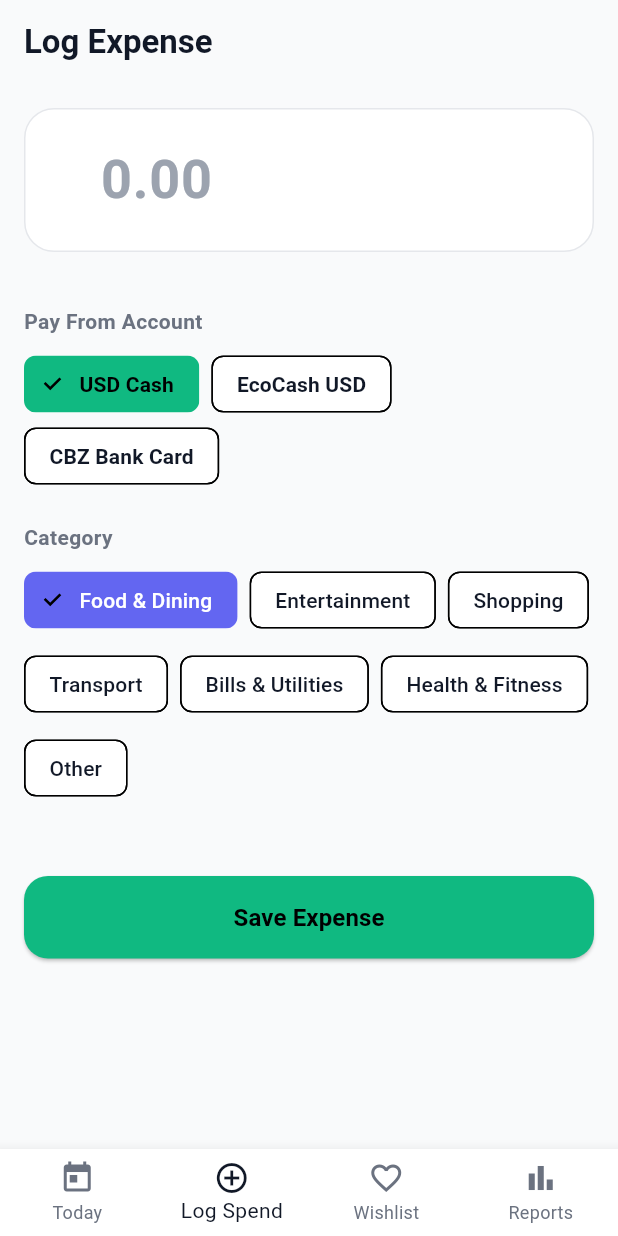
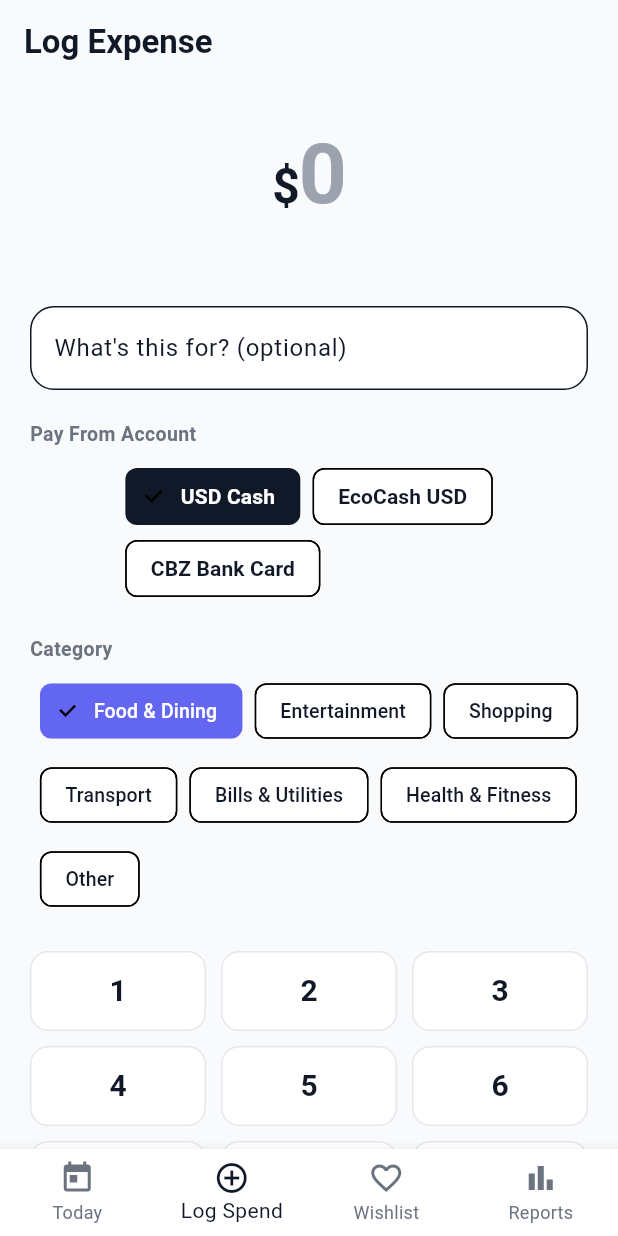
Before and after one commit to takudzwachitsungo/dalafin, a Flutter app: the screen it shows after launch, item 2 of the bottom bar chosen, on a phone screen of 412 x 824 dp. Run offline on Flutter 3.47's test engine with Material 3 defaults, Android fonts, the phone set to English and light mode, and no system bars; our stand-ins replace dio, flutter_local_notifications, shared_preferences, sqflite; accounts and stored records are empty.

Commit message:
refactor: align log spend screen 1-to-1 with original react keypad UI

```diff
--- a/mobile/lib/features/log_spend/presentation/screens/log_spend_screen.dart
+++ b/mobile/lib/features/log_spend/presentation/screens/log_spend_screen.dart
@@ -12,7 +12,7 @@ class LogSpendScreen extends StatefulWidget {
 }
 
 class _LogSpendScreenState extends State<LogSpendScreen> {
-  final _amountController = TextEditingController();
+  String _amountStr = '';
   final _noteController = TextEditingController();
 
   String _selectedCategory = 'Food & Dining';
@@ -52,9 +52,28 @@ class _LogSpendScreenState extends State<LogSpendScreen> {
     }
   }
 
+  void _handleKeyPress(String key) {
+    if (key == '.') {
+      if (_amountStr.contains('.')) return;
+      if (_amountStr.isEmpty) _amountStr = '0';
+    }
+    if (_amountStr.length >= 7) return;
+    setState(() {
+      _amountStr += key;
+    });
+  }
+
+  void _handleDelete() {
+    if (_amountStr.isNotEmpty) {
+      setState(() {
+        _amountStr = _amountStr.substring(0, _amountStr.length - 1);
+      });
+    }
+  }
+
   @override
   Widget build(BuildContext context) {
-    final amount = double.tryParse(_amountController.text) ?? 0.0;
+    final amount = double.tryParse(_amountStr) ?? 0.0;
     final feeData = TariffCalculator.calculateFee(amount, _selectedTariff);
     final fee = feeData['fee']!;
     final totalDeducted = feeData['total']!;
@@ -64,73 +83,126 @@ class _LogSpendScreenState extends State<LogSpendScreen> {
     final futureValue5Yr = amount * 1.4025;
 
     return Scaffold(
+      backgroundColor: AppColors.background,
       appBar: AppBar(
-        title: const Text("Log Expense"),
+        title: const Text("Log Expense", style: TextStyle(color: AppColors.textPrimary, fontWeight: FontWeight.bold)),
       ),
       body: SingleChildScrollView(
-        padding: const EdgeInsets.all(16.0),
+        padding: const EdgeInsets.all(20.0),
         child: Column(
-          crossAxisAlignment: CrossAxisAlignment.start,
+          crossAxisAlignment: CrossAxisAlignment.center,
           children: [
-            // 1. AMOUNT INPUT FIELD
-            Container(
-              padding: const EdgeInsets.symmetric(horizontal: 20, vertical: 12),
-              decoration: BoxDecoration(
-                color: AppColors.surface,
-                borderRadius: BorderRadius.circular(20),
-                border: Border.all(color: AppColors.glassBorder),
+            Row(
+              mainAxisAlignment: MainAxisAlignment.center,
+              crossAxisAlignment: CrossAxisAlignment.baseline,
+              textBaseline: TextBaseline.alphabetic,
+              children: [
+                const Text("\$", style: TextStyle(fontSize: 32, fontWeight: FontWeight.bold, color: AppColors.textPrimary)),
+                Text(
+                  _amountStr.isEmpty ? "0" : _amountStr,
+                  style: TextStyle(
+                    fontSize: 56,
+                    fontWeight: FontWeight.bold,
+                    letterSpacing: -1.5,
+                    color: _amountStr.isEmpty ? AppColors.textMuted : AppColors.textPrimary,
+                  ),
+                ),
+              ],
+            ),
+
+            const SizedBox(height: 12),
+
+            if (amount > 0 && !_showBeforeYouBuy)
+              TextButton.icon(
+                onPressed: () => setState(() => _showBeforeYouBuy = true),
+                icon: const Icon(Icons.calculate_outlined, color: AppColors.infoIndigo, size: 18),
+                label: const Text(
+                  "Show Purchase Analysis",
+                  style: TextStyle(color: AppColors.infoIndigo, fontWeight: FontWeight.bold, fontSize: 13),
+                ),
+                style: TextButton.styleFrom(
+                  backgroundColor: AppColors.infoIndigo.withValues(alpha: 0.1),
+                  padding: const EdgeInsets.symmetric(horizontal: 16, vertical: 8),
+                  shape: RoundedRectangleBorder(borderRadius: BorderRadius.circular(20)),
+                ),
               ),
-              child: TextField(
-                controller: _amountController,
-                keyboardType: const TextInputType.numberWithOptions(decimal: true),
-                style: const TextStyle(fontSize: 36, fontWeight: FontWeight.bold, color: AppColors.primaryEmerald),
-                decoration: const InputDecoration(
-                  prefixText: "\$ ",
-                  prefixStyle: TextStyle(fontSize: 36, fontWeight: FontWeight.bold, color: AppColors.primaryEmerald),
-                  border: InputBorder.none,
-                  hintText: "0.00",
-                  hintStyle: TextStyle(color: AppColors.textMuted),
+
+            if (_showBeforeYouBuy && amount > 0) ...[
+              const SizedBox(height: 8),
+              Container(
+                padding: const EdgeInsets.all(16),
+                decoration: BoxDecoration(
+                  color: AppColors.surface,
+                  borderRadius: BorderRadius.circular(16),
+                  border: Border.all(color: AppColors.glassBorder),
                 ),
-                onChanged: (val) => setState(() {}),
-              ),
-            ),
+                child: Column(
+                  children: [
+                    Row(
+                      mainAxisAlignment: MainAxisAlignment.spaceBetween,
+                      children: [
+                        const Text("Costs in Labor Hours:", style: TextStyle(color: AppColors.textSecondary, fontSize: 13)),
+                        Text("${hoursWorked.toStringAsFixed(1)} hrs", style: const TextStyle(fontWeight: FontWeight.bold, color: AppColors.warningOrange)),
+                      ],
+                    ),
+                    const SizedBox(height: 6),
+                    Row(
+                      mainAxisAlignment: MainAxisAlignment.spaceBetween,
+                      children: [
+                        const Text("5-Yr Opportunity Cost:", style: TextStyle(color: AppColors.textSecondary, fontSize: 13)),
+                        Text("\$${futureValue5Yr.toStringAsFixed(2)}", style: const TextStyle(fontWeight: FontWeight.bold, color: AppColors.safeGreen)),
+                      ],
+                    ),
+                    Align(
+                      alignment: Alignment.centerRight,
+                      child: TextButton(
+                        onPressed: () => setState(() => _showBeforeYouBuy = false),
+                        child: const Text("Hide Analysis", style: TextStyle(color: AppColors.textMuted, fontSize: 12)),
+                      ),
+                    )
+                  ],
+                ),
+              )
+            ],
 
             const SizedBox(height: 16),
 
-            // 2. TARIFF & FEE BREAKDOWN DISPLAY
             if (amount > 0 && fee > 0)
               Container(
-                padding: const EdgeInsets.all(12),
+                padding: const EdgeInsets.symmetric(horizontal: 16, vertical: 10),
                 decoration: BoxDecoration(
-                  color: AppColors.warningAmber.withValues(alpha: 0.12),
+                  color: AppColors.warningBg,
                   borderRadius: BorderRadius.circular(12),
-                  border: Border.all(color: AppColors.warningAmber.withValues(alpha: 0.3)),
+                  border: Border.all(color: AppColors.warningOrange.withValues(alpha: 0.3)),
                 ),
                 child: Row(
                   mainAxisAlignment: MainAxisAlignment.spaceBetween,
                   children: [
-                    Row(
-                      children: [
-                        const Icon(Icons.receipt_long, color: AppColors.warningAmber, size: 18),
-                        const SizedBox(width: 8),
-                        Text(
-                          "Tariff Fee: +\$${fee.toStringAsFixed(2)}",
-                          style: const TextStyle(color: AppColors.warningAmber, fontWeight: FontWeight.bold, fontSize: 13),
-                        ),
-                      ],
-                    ),
-                    Text(
-                      "Total Deducted: \$${totalDeducted.toStringAsFixed(2)}",
-                      style: const TextStyle(color: AppColors.textPrimary, fontWeight: FontWeight.bold, fontSize: 13),
-                    ),
+                    Text("Tariff Fee: +\$${fee.toStringAsFixed(2)}", style: const TextStyle(color: AppColors.warningOrange, fontWeight: FontWeight.bold, fontSize: 13)),
+                    Text("Total: \$${totalDeducted.toStringAsFixed(2)}", style: const TextStyle(color: AppColors.textPrimary, fontWeight: FontWeight.bold, fontSize: 13)),
                   ],
                 ),
               ),
 
             const SizedBox(height: 20),
 
-            // 3. SELECT ACCOUNT & TARIFF
-            const Text("Pay From Account", style: TextStyle(fontWeight: FontWeight.bold, color: AppColors.textSecondary)),
+            TextField(
+              controller: _noteController,
+              decoration: InputDecoration(
+                labelText: "What's this for? (optional)",
+                hintText: "e.g., Coffee, Lunch, Groceries",
+                border: OutlineInputBorder(borderRadius: BorderRadius.circular(16)),
+                filled: true,
+                fillColor: AppColors.surface,
+              ),
+            ),
+
+            const SizedBox(height: 20),
+
+            const Align(
+              alignment: Alignment.centerLeft,
+              child: Text("Pay From Account", style: TextStyle(fontWeight: FontWeight.bold, color: AppColors.textSecondary, fontSize: 13)),
+            ),
             const SizedBox(height: 8),
             Wrap(
               spacing: 8,
@@ -139,9 +211,9 @@ class _LogSpendScreenState extends State<LogSpendScreen> {
                 return ChoiceChip(
                   label: Text(acc['name'] as String),
                   selected: isSelected,
-                  selectedColor: AppColors.primaryEmerald,
+                  selectedColor: AppColors.textPrimary,
                   backgroundColor: AppColors.surface,
-                  labelStyle: TextStyle(color: isSelected ? Colors.black : AppColors.textPrimary, fontWeight: FontWeight.bold),
+                  labelStyle: TextStyle(color: isSelected ? Colors.white : AppColors.textPrimary, fontWeight: FontWeight.bold),
                   onSelected: (selected) {
                     if (selected) {
                       setState(() {
@@ -157,8 +229,10 @@ class _LogSpendScreenState extends State<LogSpendScreen> {
 
             const SizedBox(height: 20),
 
-            // 4. CATEGORY SELECTOR
-            const Text("Category", style: TextStyle(fontWeight: FontWeight.bold, color: AppColors.textSecondary)),
+            const Align(
+              alignment: Alignment.centerLeft,
+              child: Text("Category", style: TextStyle(fontWeight: FontWeight.bold, color: AppColors.textSecondary, fontSize: 13)),
+            ),
             const SizedBox(height: 8),
             Wrap(
               spacing: 8,
@@ -170,7 +244,7 @@ class _LogSpendScreenState extends State<LogSpendScreen> {
                   selected: isSelected,
                   selectedColor: AppColors.infoIndigo,
                   backgroundColor: AppColors.surface,
-                  labelStyle: TextStyle(color: isSelected ? Colors.white : AppColors.textPrimary),
+                  labelStyle: TextStyle(color: isSelected ? Colors.white : AppColors.textPrimary, fontSize: 13),
                   onSelected: (selected) {
                     if (selected) {
                       setState(() => _selectedCategory = cat);
@@ -180,75 +254,16 @@ class _LogSpendScreenState extends State<LogSpendScreen> {
               }).toList(),
             ),
 
-            const SizedBox(height: 20),
+            const SizedBox(height: 24),
 
-            // 5. BEFORE-YOU-BUY CALCULATOR TOGGLE
-            if (amount > 0) ...[
-              OutlinedButton.icon(
-                onPressed: () => setState(() => _showBeforeYouBuy = !_showBeforeYouBuy),
-                icon: const Icon(Icons.calculate_outlined, color: AppColors.primaryEmerald),
-                label: Text(
-                  _showBeforeYouBuy ? "Hide Purchase Analysis" : "Show Before-You-Buy Analysis",
-                  style: const TextStyle(color: AppColors.primaryEmerald, fontWeight: FontWeight.bold),
-                ),
-                style: OutlinedButton.styleFrom(
-                  side: const BorderSide(color: AppColors.primaryEmerald),
-                  shape: RoundedRectangleBorder(borderRadius: BorderRadius.circular(12)),
-                ),
-              ),
+            _buildReactKeypadGrid(),
 
-              if (_showBeforeYouBuy) ...[
-                const SizedBox(height: 12),
-                Container(
-                  padding: const EdgeInsets.all(16),
-                  decoration: BoxDecoration(
-                    color: AppColors.surfaceLight,
-                    borderRadius: BorderRadius.circular(16),
-                    border: Border.all(color: AppColors.glassBorder),
-                  ),
-                  child: Column(
-                    crossAxisAlignment: CrossAxisAlignment.start,
-                    children: [
-                      Row(
-                        children: [
-                          const Icon(Icons.timer, color: AppColors.warningAmber, size: 20),
-                          const SizedBox(width: 8),
-                          Text(
-                            "Costs ${hoursWorked.toStringAsFixed(1)} hours of your labor",
-                            style: const TextStyle(fontWeight: FontWeight.bold, color: AppColors.textPrimary),
-                          ),
-                        ],
-                      ),
-                      const SizedBox(height: 8),
-                      Row(
-                        children: [
-                          const Icon(Icons.trending_up, color: AppColors.primaryEmerald, size: 20),
-                          const SizedBox(width: 8),
-                          Text(
-                            "5-Yr Opportunity Cost: \$${futureValue5Yr.toStringAsFixed(2)}",
-                            style: const TextStyle(fontWeight: FontWeight.bold, color: AppColors.primaryEmerald),
-                          ),
-                        ],
-                      ),
-                      const SizedBox(height: 10),
-                      Text(
-                        "Is this purchase worth ${hoursWorked.toStringAsFixed(1)} hours of your life?",
-                        style: const TextStyle(fontStyle: FontStyle.italic, color: AppColors.textSecondary, fontSize: 13),
-                      )
-                    ],
-                  ),
-                ),
-              ],
-            ],
+            const SizedBox(height: 24),
 
-            const SizedBox(height: 28),
-
-            // 6. SAVE EXPENSE BUTTON
             SizedBox(
               width: double.infinity,
               child: ElevatedButton(
-                onPressed: () {
-                  if (amount <= 0) return;
+                onPressed: amount <= 0 ? null : () {
                   if (amount >= 50.0 && _selectedCategory != 'Bills & Utilities') {
                     _showEmergencyPauseDialog(context, amount, fee, totalDeducted);
                   } else {
@@ -256,16 +271,57 @@ class _LogSpendScreenState extends State<LogSpendScreen> {
                   }
                 },
                 style: ElevatedButton.styleFrom(
-                  backgroundColor: AppColors.primaryEmerald,
+                  backgroundColor: AppColors.textPrimary,
                   padding: const EdgeInsets.symmetric(vertical: 16),
                   shape: RoundedRectangleBorder(borderRadius: BorderRadius.circular(16)),
                 ),
-                child: const Text("Save Expense", style: TextStyle(color: Colors.black, fontSize: 16, fontWeight: FontWeight.bold)),
+                child: const Text("Save Expense", style: TextStyle(color: Colors.white, fontSize: 16, fontWeight: FontWeight.bold)),
               ),
             )
           ],
         ),
       ),
+    );
+  }
+
+  Widget _buildReactKeypadGrid() {
+    final keys = ['1', '2', '3', '4', '5', '6', '7', '8', '9', '.', '0', 'DEL'];
+
+    return GridView.builder(
+      shrinkWrap: true,
+      physics: const NeverScrollableScrollPhysics(),
+      gridDelegate: const SliverGridDelegateWithFixedCrossAxisCount(
+        crossAxisCount: 3,
+        childAspectRatio: 2.2,
+        crossAxisSpacing: 10,
+        mainAxisSpacing: 10,
+      ),
+      itemCount: keys.length,
+      itemBuilder: (ctx, idx) {
+        final k = keys[idx];
+        return InkWell(
+          onTap: () {
+            if (k == 'DEL') {
+              _handleDelete();
+            } else {
+              _handleKeyPress(k);
+            }
+          },
+          borderRadius: BorderRadius.circular(12),
+          child: Container(
+            decoration: BoxDecoration(
+              color: AppColors.surface,
+              borderRadius: BorderRadius.circular(12),
+              border: Border.all(color: AppColors.glassBorder),
+            ),
+            child: Center(
+              child: k == 'DEL'
+                  ? const Icon(Icons.backspace_outlined, size: 20, color: AppColors.textPrimary)
+                  : Text(k, style: const TextStyle(fontSize: 20, fontWeight: FontWeight.bold, color: AppColors.textPrimary)),
+            ),
+          ),
+        );
+      },
     );
   }
 
@@ -278,9 +334,9 @@ class _LogSpendScreenState extends State<LogSpendScreen> {
         shape: RoundedRectangleBorder(borderRadius: BorderRadius.circular(20)),
         title: const Row(
           children: [
-            Icon(Icons.pause_circle_filled, color: AppColors.dangerRose),
+            Icon(Icons.pause_circle_filled, color: AppColors.dangerRed),
             SizedBox(width: 8),
-            Text("Emergency Pause", style: TextStyle(color: AppColors.dangerRose, fontWeight: FontWeight.bold)),
+            Text("Emergency Pause", style: TextStyle(color: AppColors.dangerRed, fontWeight: FontWeight.bold)),
           ],
         ),
         content: Column(
@@ -316,7 +372,7 @@ class _LogSpendScreenState extends State<LogSpendScreen> {
                 _saveTransaction(fee, totalDeducted, reasonController.text);
               }
             },
-            style: ElevatedButton.styleFrom(backgroundColor: AppColors.dangerRose),
+            style: ElevatedButton.styleFrom(backgroundColor: AppColors.dangerRed),
             child: const Text("Override & Save", style: TextStyle(color: Colors.white, fontWeight: FontWeight.bold)),
           ),
         ],
@@ -325,7 +381,7 @@ class _LogSpendScreenState extends State<LogSpendScreen> {
   }
 
   Future<void> _saveTransaction(double fee, double totalDeducted, String? emergencyReason) async {
-    final amount = double.tryParse(_amountController.text) ?? 0.0;
+    final amount = double.tryParse(_amountStr) ?? 0.0;
     final txId = const Uuid().v4();
     final nowIso = DateTime.now().toIso8601String();
 
@@ -348,7 +404,7 @@ class _LogSpendScreenState extends State<LogSpendScreen> {
       ScaffoldMessenger.of(context).showSnackBar(
         SnackBar(
           content: Text("Logged \$${amount.toStringAsFixed(2)} from $_selectedAccountName! 🎉"),
-          backgroundColor: AppColors.primaryEmerald,
+          backgroundColor: AppColors.safeGreen,
         ),
       );
       Navigator.pop(context);
```
